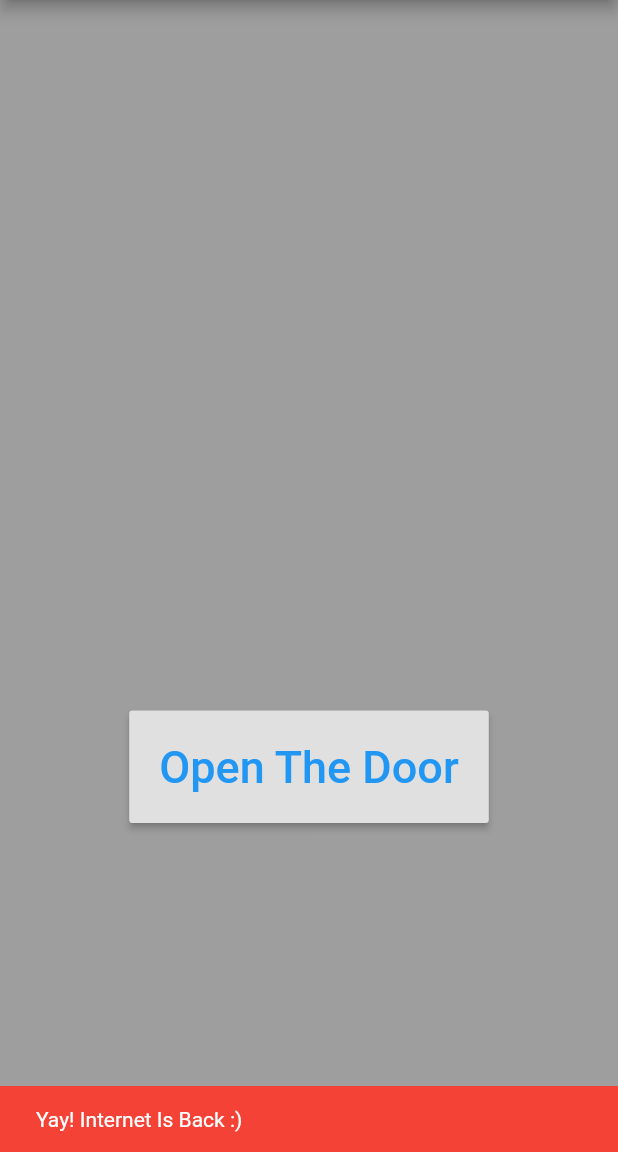
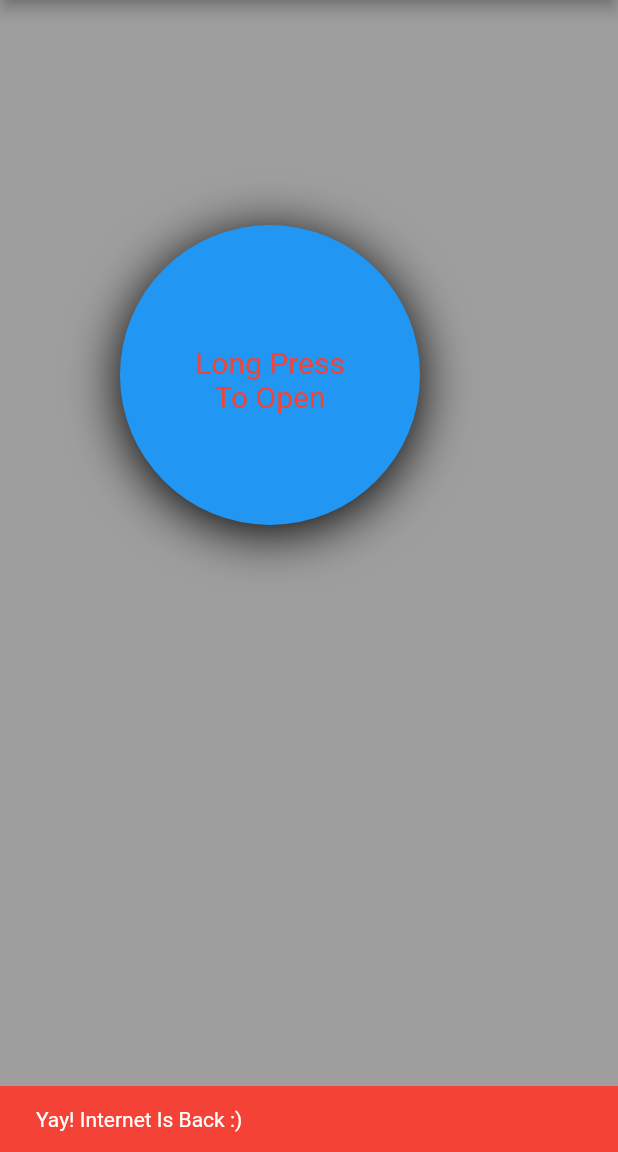
Before and after one commit to KI-labs/hodor-flutter-mobile, a Flutter app: the first screen one second after launch, on a phone screen of 412 x 824 dp, the part 84-1236 px from its top. Run offline on Flutter 3.47's test engine with Material 2 defaults, Android fonts, the phone set to English and light mode, and no system bars; our stand-ins replace connectivity.

Commit message:
Added circular button, new stack layout and longpress

```diff
--- a/lib/main_page.dart
+++ b/lib/main_page.dart
@@ -1,4 +1,5 @@
 import 'package:flutter/material.dart';
+import 'package:flutter/services.dart';
 
 import 'dart:async';
 import 'dart:developer';
@@ -37,8 +38,10 @@ class MainPageState extends State<MainPage> {
 
       try {
         var response = await client.post(MAIN_URL);
+        log("Successful response: " + response.body);
 
         if (response.statusCode == HttpStatus.OK) {
+          log("Successful http call."); // Perhaps handle it somehow
           responseBody = SUCCESS_OPEN_DOOR_MSG;
         } else {
           log("Failed http call."); // Perhaps handle it somehow
@@ -85,7 +88,6 @@ class MainPageState extends State<MainPage> {
   //// Build function
   @override
   Widget build(BuildContext context) {
-
     return new Scaffold(
         backgroundColor: Colors.grey,
         appBar: new AppBar(
@@ -98,23 +100,86 @@ class MainPageState extends State<MainPage> {
   }
 
   Widget getMainBodyWidget() {
-       return  new Center(
-               child: new Column(
-                 mainAxisAlignment: MainAxisAlignment.spaceEvenly,
-                 children: [
-                   new Text('$messageToDisplay',
-                       style: new TextStyle(
-                           fontSize: 30.0,
-                           fontStyle: FontStyle.normal,
-                           color: Colors.yellow)),
+//       return getCenterAlignedLayout();
+    return getStackedLayout();
+  }
+
+  AspectRatio getStackedLayout() {
+    return new AspectRatio(
+        aspectRatio: 1.0,
+        child: new Stack(
+            children: getStackedChildrenList()));
+  }
+
+  Center getCenterAlignedLayout() {
+    return new Center(
+      child: new Column(
+        mainAxisAlignment: MainAxisAlignment.spaceEvenly,
+        children: getCenteredChildrenList(),
+      ),
+    );
+  }
+
+  List<Widget> getCenteredChildrenList() {
+    return [
+      getTextWidgetForMsg(),
                    new RaisedButton(
                        child: const Text(OPEN_DOOR_BUTTON_LABEL,
                            style: const TextStyle(fontSize: 30.0, color: Colors.blue)),
                        onPressed: () => triggeDoorOpenRequest(),
                        padding: new EdgeInsets.all(20.0)),
-                 ],
-               ),
-             );
+    ];
+  }
+
+  List<Widget> getStackedChildrenList() {
+    return [
+      new Positioned(
+          left: 50.0,
+          top: 40.0,
+          child: getTextWidgetForMsg()),
+      new Positioned(
+        left: 80.0,
+        top: 150.0,
+          child: getCircleWidget()),
+      new Positioned(
+        left: 120.0,
+        top: 230.0,
+          child: new Center(
+              child: new Container(
+                width: 120.0,
+                alignment: AlignmentDirectional.center,
+                child: new Text("Long Press To Open",
+                    textAlign: TextAlign.center,
+                    style: new TextStyle(fontSize: 20.0, color: Colors.red)),
+              ))
+      )
+    ];
+  }
+
+  Text getTextWidgetForMsg() {
+    return new Text('$messageToDisplay',
+        style: new TextStyle(
+            fontSize: 30.0, fontStyle: FontStyle.normal, color: Colors.yellow));
+  }
+
+  Container getCircleWidget() {
+    return new Container(
+      child: new GestureDetector(
+        onLongPress: triggeDoorOpenRequest,
+      ),
+      width: 200.0,
+      height: 200.0,
+      decoration: new BoxDecoration(
+        shape: BoxShape.circle,
+        color: Colors.blue,
+        boxShadow: [
+          new BoxShadow(
+            offset: new Offset(0.0, 5.0),
+            blurRadius: 30.0,
+          )
+        ],
+      ),
+    );
   }
 
   void handleInternetConnectivity(bool isConnected) {
@@ -133,8 +198,8 @@ class MainPageState extends State<MainPage> {
   }
 
   void createSnackBar(String message) {
-    final snackBar = new SnackBar(content: new Text(message),
-    backgroundColor: Colors.red);
+    final snackBar =
+        new SnackBar(content: new Text(message), backgroundColor: Colors.red);
 
     // Find the Scaffold in the Widget tree and use it to show a SnackBar!
     Scaffold.of(scaffoldContext).showSnackBar(snackBar);
```
